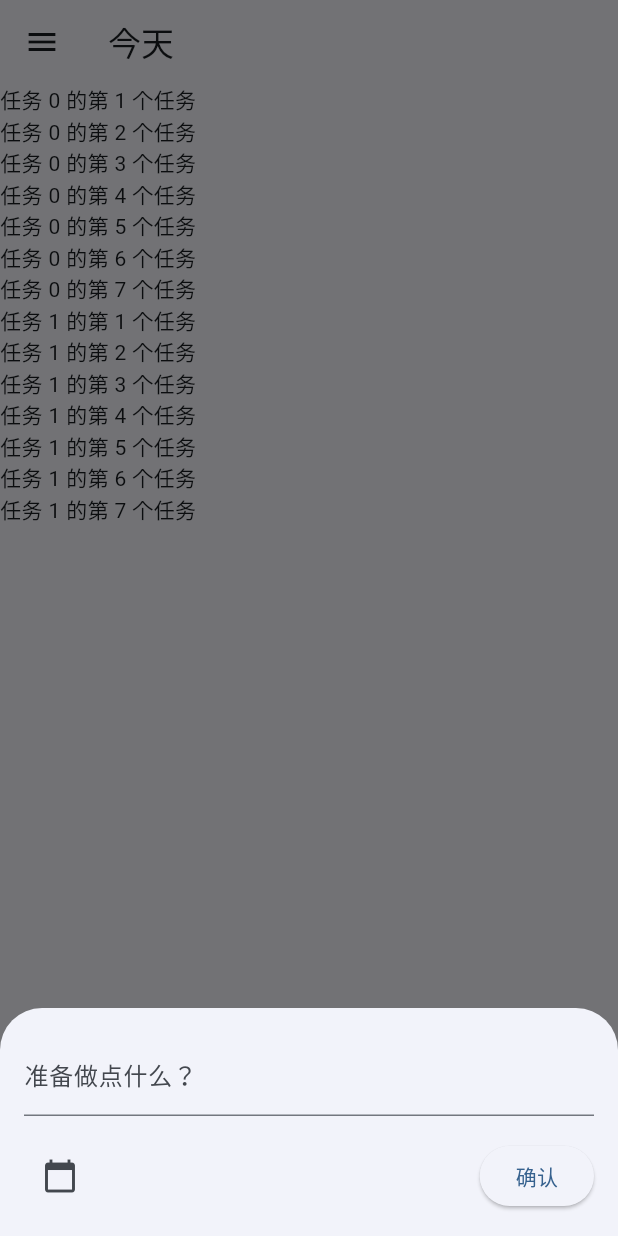
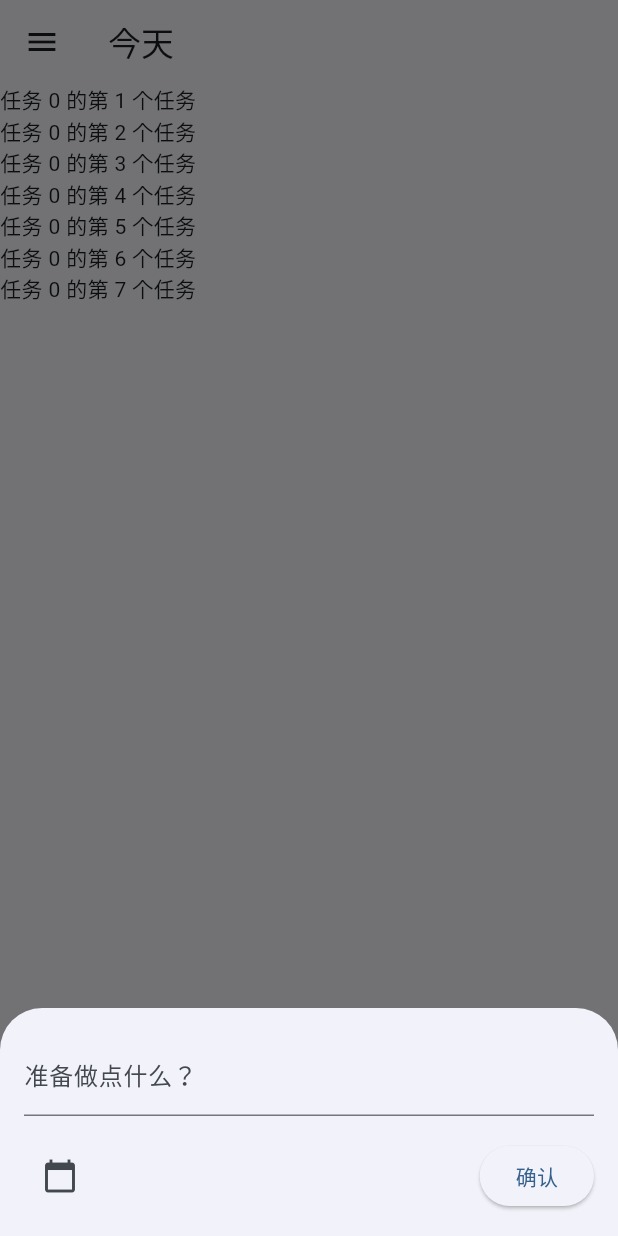
Before and after one commit to Micheal-nobody/my_dida, a Flutter app: the screen it shows after launch, after a tap on the "add" icon, on a phone screen of 412 x 824 dp. Run offline on Flutter 3.47's test engine with Material 3 defaults, Android fonts, the phone set to English and light mode, and no system bars; our stand-ins replace get_it, go_router, isar, table_calendar; accounts and stored records are empty; generated files the repository leaves out were written again.

Commit message:
repository/TaskRepository.dart/.getTodayTasks导致的bug

```diff
--- a/lib/component/AddTaskDialog.dart
+++ b/lib/component/AddTaskDialog.dart
@@ -7,7 +7,9 @@ import '../provider/TaskProvider.dart';
 
 class AddTaskDialog{
 
-  //TODO：添加自动聚焦！
+  //TODO: 添加自动聚焦！
+  //TODO: 美化 Container
+  //TODO: 添加 BelongingBox 选择器！
   /// 1、对ai这样说：我希望showModalBottomSheet可以自动展示键盘并聚焦于TextField
   static void show(BuildContext context) {
     showModalBottomSheet(
@@ -23,7 +25,6 @@ class AddTaskDialog{
 
         return Container(
           padding: EdgeInsets.all(16),
-
           child: Column(
             mainAxisSize: MainAxisSize.min,
             children: [
--- a/lib/locator/locator.dart
+++ b/lib/locator/locator.dart
@@ -46,7 +46,7 @@ Future<Isar> initializeIsar() async {
 
     if (await isar.tasks.count() == 0) {
       /// 最近7天，每天7个任务
-      var today = DateTime.now().dateOnly;
+      var today = DateTime.now().dateOnly; // 获取今天 00:00:00
       for (var i = 0; i < 7; i++) {
         for (var j = 0; j < 7; j++) {
           Task task = Task(
--- a/lib/main.dart
+++ b/lib/main.dart
@@ -26,16 +26,22 @@ void main() async{
         ChangeNotifierProvider(create: (context) => BelongingBoxProvider()),
         ChangeNotifierProvider(create: (context) => DateBoxProvider()),
 
-        ChangeNotifierProvider(
-          create: (context) => TaskProvider(Provider.of<BelongingBoxProvider>(context, listen: false)),
+        // 直接传入 BelongingBoxProvider
+        // ChangeNotifierProvider(
+        //   create: (context) => TaskProvider(Provider.of<BelongingBoxProvider>(context, listen: false)),
+        // ),
+
+        // 使用 ProxyProvider
+        ChangeNotifierProxyProvider<BelongingBoxProvider, TaskProvider>(
+          create: (context) => TaskProvider(
+            // 获取已创建的 BelongingBoxProvider 实例
+            Provider.of<BelongingBoxProvider>(context, listen: false),
+          ),
+          update: (context, belongingBoxProvider, previousTaskProvider) {
+            // 更新 TaskProvider 中的依赖
+            return previousTaskProvider!..updateCurTasks(belongingBoxProvider);
+          },
         ),
-
-
-
-        // ProxyProvider<BelongingBoxProvider, TaskProvider>(
-        //   create: (context) => TaskProvider(Provider.of<BelongingBoxProvider>(context, listen: false)),
-        //   update: (context, belongingBoxProvider, taskProvider) => taskProvider!..updateCurTasks(belongingBoxProvider),
-        // ),
       ],
       child: MyApp(),
     ),
--- a/lib/pages/TodoPage.dart
+++ b/lib/pages/TodoPage.dart
@@ -20,6 +20,8 @@ class TodoPage extends StatefulWidget {
 class _TodoPageState extends State<TodoPage> {
   @override
   Widget build(BuildContext context) {
+    print('TodoPage build');
+
     /// 使用 Provider 来获取 TodosProvider 实例
     final todosProvider = context.watch<TodosProvider>();
 
@@ -29,7 +31,6 @@ class _TodoPageState extends State<TodoPage> {
     var cur_belongingBox = _belongingBoxProvider.cur_belongingBox;
 
     return Scaffold(
-
       appBar: AppBar(
         title: Text(
           cur_belongingBox?.name != null ? cur_belongingBox!.name : "代办",
--- a/lib/provider/BelongingBoxProvider.dart
+++ b/lib/provider/BelongingBoxProvider.dart
@@ -72,7 +72,6 @@ class BelongingBoxProvider extends ChangeNotifier {
     );
   }
 
-  //TODO: 保证cur_BelongingBox更新后，TaskProvider同样更新
   void updateCurBelongingBox(BelongingBoxVO belongingBox) {
     print("触发了更新！");
     _currentBelongingBox = belongingBox;
--- a/lib/provider/TaskProvider.dart
+++ b/lib/provider/TaskProvider.dart
@@ -12,28 +12,24 @@ class TaskProvider with ChangeNotifier {
   List<Task> _tasks = [];
   List<Task> _currentTasks = [];
   bool _isLoading = false;
-
-  /// 三个 getter
-  List<Task> get tasks => _tasks;
-
-  List<Task> get cur_tasks => _currentTasks;
-
-  bool get isLoading => _isLoading;
-
   final TaskRepository _repository;
 
+  //region 一系列getter
+  List<Task> get tasks => _tasks;
+  List<Task> get cur_tasks => _currentTasks;
+  bool get isLoading => _isLoading;
+  //endregion
 
-  final BelongingBoxProvider _belongingBoxProvider;
+
 
   /// 创建时注入Repository，并且初始化_currentTasks
-  TaskProvider(this._belongingBoxProvider)
+  TaskProvider(BelongingBoxProvider _belongingBoxProvider)
       : _repository = locator<TaskRepository>() {
-    _belongingBoxProvider.addListener(_updateCurTasks);
+    // 用于初始化
+    updateCurTasks(_belongingBoxProvider);
   }
-
-  /// 依赖 BelongingBoxProvider 更新 _currentTasks
-  _updateCurTasks() async {
-
+  // 依赖 BelongingBoxProvider 更新 _currentTasks
+  updateCurTasks(BelongingBoxProvider _belongingBoxProvider) async {
     print("更新 _currentTasks");
 
     /// 查询今天的任务
@@ -45,8 +41,10 @@ class TaskProvider with ChangeNotifier {
         _belongingBoxProvider.cur_belongingBox!.id,
       );
     }
-    notifyListeners();
+    // 使用ChangeNotifierProxyProvider之后这里就不需要使用notifyListeners()了
+    // notifyListeners();
   }
+
 
   /// 获取所有任务
   Future<void> loadAllTasks() async {
@@ -77,7 +75,6 @@ class TaskProvider with ChangeNotifier {
     notifyListeners(); // 通知监听者状态已更改
   }
 
-  //TODO: 有bug！
   /// 获得今天所有的待办事项
   Future<void> loadTodayTasks() async {
     _isLoading = true;
@@ -135,18 +132,8 @@ class TaskProvider with ChangeNotifier {
       ..belongingBox = null;
   }
 
-  //TODO: 这是暂时的测试数据
-  void initTasks() {
-    _currentTasks = [
-      Task(name: "Task 1"),
-      Task(name: "Task 2"),
-      Task(name: "Task 3"),
-    ];
 
-    notifyListeners();
-  }
-
-  //TODO: 如果添加的任务属于一个盒子，则需要刷新页面！
+  //TODO: 如果添加的任务属于一个盒子，则需要刷新页面！但是 notifyListeners()也够用！
   Future<void> addTask(Task newTask) async {
     await _repository.addTask(newTask);
     notifyListeners();
--- a/lib/repository/TaskRepository.dart
+++ b/lib/repository/TaskRepository.dart
@@ -23,15 +23,14 @@ class TaskRepository extends BaseRepository<Task> {
     return await _isar.tasks.where().findAll();
   }
 
-  //TODO: 获取start<=today && end>=today 的任务，或者 end==null && start == today 的任务
   Future<List<Task>> getTodayTasks() async {
-    final now = DateTime.now();
-    final startOfDay = DateTime(now.year, now.month, now.day);
-    final endOfDay = startOfDay.add(const Duration(days: 1));
+    final now = DateTime.now(); // 包含年月日 时 分 秒
+    final startOfDay = DateTime(now.year, now.month, now.day);  // 获取今天00:00:00
+    final endOfDay = DateTime(now.year, now.month, now.day, 23, 59, 59, 999); // 获取今天23:59:59.999
 
     return await _isar.tasks.where()
       .filter()
-      .startTimeBetween(startOfDay, endOfDay)
+      .startTimeBetween(startOfDay, endOfDay) // Between 是闭区间！
       .or()
       .endTimeBetween(startOfDay, endOfDay)
       .findAll();
```
